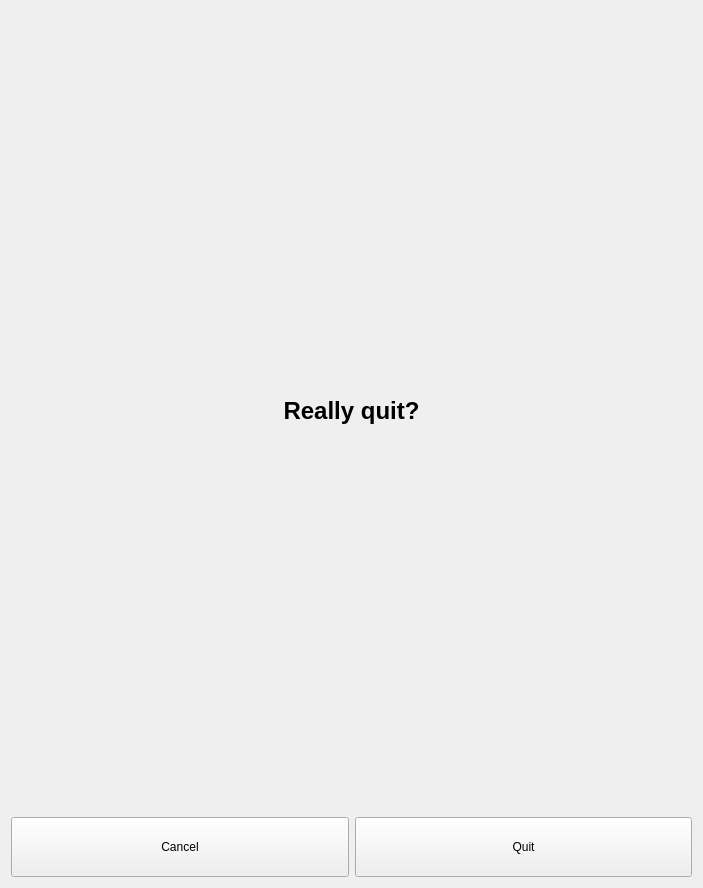
Before: the Qt Designer form src/libs/libagent/agent/Quitting.ui in mrdeveloperdude/OctoMY, drawn with Qt 5.
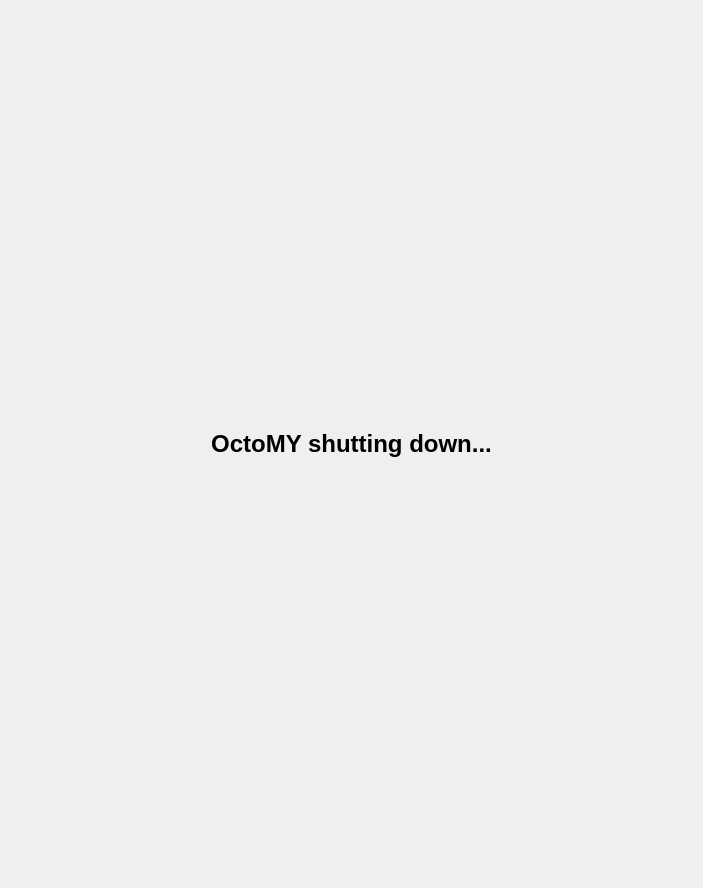
After: the same form once the commit is applied.

The edit to the form file:
```diff
--- a/src/libs/libagent/agent/Quitting.ui
+++ b/src/libs/libagent/agent/Quitting.ui
@@ -29,43 +29,13 @@
       </font>
      </property>
      <property name="text">
-      <string>Really quit?</string>
+      <string>OctoMY shutting down...</string>
      </property>
      <property name="alignment">
       <set>Qt::AlignmentFlag::AlignCenter</set>
      </property>
     </widget>
    </item>
-   <item>
-    <layout class="QHBoxLayout" name="horizontalLayout">
-     <item>
-      <widget class="QPushButton" name="pushButtonCancelQuit">
-       <property name="minimumSize">
-        <size>
-         <width>0</width>
-         <height>60</height>
-        </size>
-       </property>
-       <property name="text">
-        <string>Cancel</string>
-       </property>
-      </widget>
-     </item>
-     <item>
-      <widget class="QPushButton" name="pushButtonQuit">
-       <property name="minimumSize">
-        <size>
-         <width>0</width>
-         <height>60</height>
-        </size>
-       </property>
-       <property name="text">
-        <string>Quit</string>
-       </property>
-      </widget>
-     </item>
-    </layout>
-   </item>
   </layout>
  </widget>
  <resources/>
```
Left out of the diff: 35 changed lines with no effect on the pictures.
